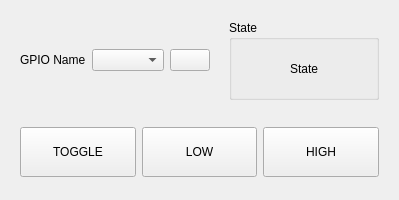
This is catkin_ws/src/nuice_gui/nuice_gpio_rqt/resource/GPIOPlugin.ui in NUMarsIce/NUice as Qt 5 draws it before an edit. The edited form follows.
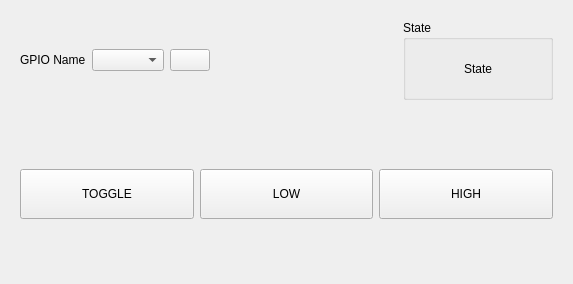
This is the edited form. Icons and pictures are not drawn.

Commit message: Better GPIO ui

```diff
--- a/catkin_ws/src/nuice_gui/nuice_gpio_rqt/resource/GPIOPlugin.ui
+++ b/catkin_ws/src/nuice_gui/nuice_gpio_rqt/resource/GPIOPlugin.ui
@@ -6,8 +6,8 @@
    <rect>
     <x>0</x>
     <y>0</y>
-    <width>399</width>
-    <height>200</height>
+    <width>573</width>
+    <height>284</height>
    </rect>
   </property>
   <property name="sizePolicy">
```
The commit also changes 1 other file.
